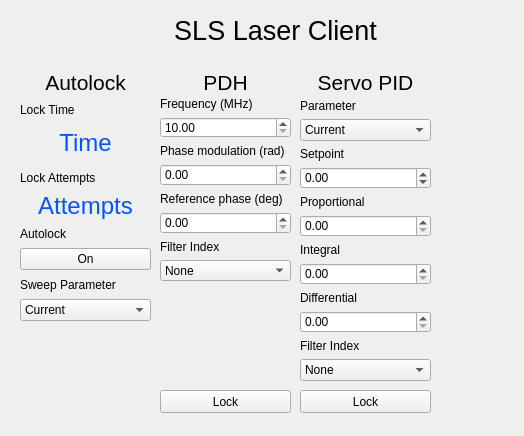
Old version of the form lib/clients/SLS_client/sls_gui.ui in the repository EGGS-Experiment/EGGS_labrad.
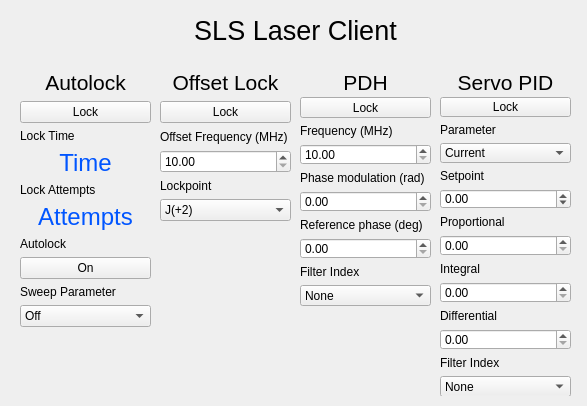
New version of the form.

Commit message: finished and fixed sls gui

```diff
--- a/lib/clients/SLS_client/sls_gui.ui
+++ b/lib/clients/SLS_client/sls_gui.ui
@@ -6,8 +6,8 @@
    <rect>
     <x>0</x>
     <y>0</y>
-    <width>524</width>
-    <height>436</height>
+    <width>587</width>
+    <height>406</height>
    </rect>
   </property>
   <property name="windowTitle">
@@ -16,7 +16,7 @@
   <widget class="QLabel" name="sls_label">
    <property name="geometry">
     <rect>
-     <x>140</x>
+     <x>160</x>
      <y>10</y>
      <width>271</width>
      <height>41</height>
@@ -26,51 +26,44 @@
     <string>&lt;html&gt;&lt;head/&gt;&lt;body&gt;&lt;p align=&quot;center&quot;&gt;&lt;span style=&quot; font-size:20pt;&quot;&gt;SLS Laser Client&lt;/span&gt;&lt;/p&gt;&lt;/body&gt;&lt;/html&gt;</string>
    </property>
   </widget>
-  <widget class="QPushButton" name="pdh_lockswitch">
-   <property name="geometry">
-    <rect>
-     <x>160</x>
-     <y>390</y>
-     <width>131</width>
-     <height>23</height>
-    </rect>
-   </property>
-   <property name="text">
-    <string>Lock</string>
-   </property>
-  </widget>
   <widget class="QWidget" name="layoutWidget">
    <property name="geometry">
     <rect>
-     <x>160</x>
+     <x>300</x>
      <y>70</y>
      <width>131</width>
-     <height>211</height>
+     <height>236</height>
     </rect>
    </property>
    <layout class="QGridLayout" name="PDH_layout">
-    <item row="8" column="1">
-     <widget class="QLabel" name="PDH_filter_label">
+    <item row="1" column="1">
+     <widget class="QLabel" name="PDH_label">
       <property name="text">
-       <string>Filter Index</string>
+       <string>&lt;html&gt;&lt;head/&gt;&lt;body&gt;&lt;p align=&quot;center&quot;&gt;&lt;span style=&quot; font-size:16pt;&quot;&gt;PDH&lt;/span&gt;&lt;/p&gt;&lt;/body&gt;&lt;/html&gt;</string>
       </property>
      </widget>
     </item>
     <item row="4" column="1">
-     <widget class="QLabel" name="PDH_phasemodulation_label">
-      <property name="text">
-       <string>Phase modulation (rad)</string>
+     <widget class="QDoubleSpinBox" name="PDH_freq">
+      <property name="minimum">
+       <double>10.000000000000000</double>
       </property>
+      <property name="maximum">
+       <double>35.000000000000000</double>
+      </property>
+      <property name="singleStep">
+       <double>0.100000000000000</double>
+      </property>
      </widget>
     </item>
-    <item row="6" column="1">
-     <widget class="QLabel" name="PDH_phaseoffset_label">
+    <item row="3" column="1">
+     <widget class="QLabel" name="PDH_freq_label">
       <property name="text">
-       <string>Reference phase (deg)</string>
+       <string>Frequency (MHz)</string>
       </property>
      </widget>
     </item>
-    <item row="9" column="1">
+    <item row="10" column="1">
      <widget class="QComboBox" name="PDH_filter">
       <item>
        <property name="text">
@@ -159,7 +152,14 @@
       </item>
      </widget>
     </item>
-    <item row="7" column="1">
+    <item row="9" column="1">
+     <widget class="QLabel" name="PDH_filter_label">
+      <property name="text">
+       <string>Filter Index</string>
+      </property>
+     </widget>
+    </item>
+    <item row="8" column="1">
      <widget class="QDoubleSpinBox" name="PDH_phaseoffset">
       <property name="maximum">
        <double>360.000000000000000</double>
@@ -170,6 +170,13 @@
      </widget>
     </item>
     <item row="5" column="1">
+     <widget class="QLabel" name="PDH_phasemodulation_label">
+      <property name="text">
+       <string>Phase modulation (rad)</string>
+      </property>
+     </widget>
+    </item>
+    <item row="6" column="1">
      <widget class="QDoubleSpinBox" name="PDH_phasemodulation">
       <property name="maximum">
        <double>3.000000000000000</double>
@@ -179,30 +186,17 @@
       </property>
      </widget>
     </item>
-    <item row="3" column="1">
-     <widget class="QDoubleSpinBox" name="PDH_freq">
-      <property name="minimum">
-       <double>10.000000000000000</double>
-      </property>
-      <property name="maximum">
-       <double>35.000000000000000</double>
-      </property>
-      <property name="singleStep">
-       <double>0.100000000000000</double>
+    <item row="7" column="1">
+     <widget class="QLabel" name="PDH_phaseoffset_label">
+      <property name="text">
+       <string>Reference phase (deg)</string>
       </property>
      </widget>
     </item>
     <item row="2" column="1">
-     <widget class="QLabel" name="PDH_freq_label">
+     <widget class="QPushButton" name="PDH_lockswitch">
       <property name="text">
-       <string>Frequency (MHz)</string>
-      </property>
-     </widget>
-    </item>
-    <item row="1" column="1">
-     <widget class="QLabel" name="PDH_label">
-      <property name="text">
-       <string>&lt;html&gt;&lt;head/&gt;&lt;body&gt;&lt;p align=&quot;center&quot;&gt;&lt;span style=&quot; font-size:16pt;&quot;&gt;PDH&lt;/span&gt;&lt;/p&gt;&lt;/body&gt;&lt;/html&gt;</string>
+       <string>Lock</string>
       </property>
      </widget>
     </item>
@@ -211,21 +205,103 @@
   <widget class="QWidget" name="layoutWidget">
    <property name="geometry">
     <rect>
-     <x>300</x>
+     <x>440</x>
      <y>70</y>
      <width>131</width>
-     <height>311</height>
+     <height>326</height>
     </rect>
    </property>
    <layout class="QGridLayout" name="servo_layout">
-    <item row="1" column="1">
-     <widget class="QLabel" name="servo_param_label">
-      <property name="text">
-       <string>Parameter</string>
-      </property>
+    <item row="18" column="1">
+     <widget class="QComboBox" name="servo_filter">
+      <item>
+       <property name="text">
+        <string>None</string>
+       </property>
+      </item>
+      <item>
+       <property name="text">
+        <string>1</string>
+       </property>
+      </item>
+      <item>
+       <property name="text">
+        <string>2</string>
+       </property>
+      </item>
+      <item>
+       <property name="text">
+        <string>3</string>
+       </property>
+      </item>
+      <item>
+       <property name="text">
+        <string>4</string>
+       </property>
+      </item>
+      <item>
+       <property name="text">
+        <string>5</string>
+       </property>
+      </item>
+      <item>
+       <property name="text">
+        <string>6</string>
+       </property>
+      </item>
+      <item>
+       <property name="text">
+        <string>7</string>
+       </property>
+      </item>
+      <item>
+       <property name="text">
+        <string>8</string>
+       </property>
+      </item>
+      <item>
+       <property name="text">
+        <string>9</string>
+       </property>
+      </item>
+      <item>
+       <property name="text">
+        <string>10</string>
+       </property>
+      </item>
+      <item>
+       <property name="text">
+        <string>11</string>
+       </property>
+      </item>
+      <item>
+       <property name="text">
+        <string>12</string>
+       </property>
+      </item>
+      <item>
+       <property name="text">
+        <string>13</string>
+       </property>
+      </item>
+      <item>
+       <property name="text">
+        <string>14</string>
+       </property>
+      </item>
+      <item>
+       <property name="text">
+        <string>15</string>
+       </property>
+      </item>
+      <item>
+       <property name="text">
+        <string>16</string>
+       </property>
+      </item>
      </widget>
     </item>
-    <item row="4" column="1">
+    <item row="5" column="1">
      <widget class="QDoubleSpinBox" name="servo_set">
       <property name="minimum">
        <double>-1000000.000000000000000</double>
@@ -235,42 +311,40 @@
       </property>
      </widget>
     </item>
-    <item row="0" column="1">
-     <widget class="QLabel" name="servo_label">
-      <property name="text">
-       <string>&lt;html&gt;&lt;head/&gt;&lt;body&gt;&lt;p align=&quot;center&quot;&gt;&lt;span style=&quot; font-size:16pt;&quot;&gt;Servo PID&lt;/span&gt;&lt;/p&gt;&lt;/body&gt;&lt;/html&gt;</string>
-      </property>
-     </widget>
-    </item>
-    <item row="12" column="1">
-     <widget class="QLabel" name="servo_d_label">
-      <property name="text">
-       <string>Differential</string>
-      </property>
-     </widget>
-    </item>
-    <item row="13" column="1">
-     <widget class="QDoubleSpinBox" name="servo_d">
-      <property name="maximum">
-       <double>10000.000000000000000</double>
-      </property>
-     </widget>
-    </item>
     <item row="10" column="1">
-     <widget class="QLabel" name="servo_i_label">
-      <property name="text">
-       <string>Integral</string>
-      </property>
-     </widget>
-    </item>
-    <item row="9" column="1">
      <widget class="QDoubleSpinBox" name="servo_p">
       <property name="maximum">
        <double>1000.000000000000000</double>
       </property>
      </widget>
     </item>
-    <item row="11" column="1">
+    <item row="3" column="1">
+     <widget class="QComboBox" name="servo_param">
+      <item>
+       <property name="text">
+        <string>Current</string>
+       </property>
+      </item>
+      <item>
+       <property name="text">
+        <string>PZT</string>
+       </property>
+      </item>
+      <item>
+       <property name="text">
+        <string>TX</string>
+       </property>
+      </item>
+     </widget>
+    </item>
+    <item row="9" column="1">
+     <widget class="QLabel" name="servo_p_label">
+      <property name="text">
+       <string>Proportional</string>
+      </property>
+     </widget>
+    </item>
+    <item row="12" column="1">
      <widget class="QDoubleSpinBox" name="servo_i">
       <property name="maximum">
        <double>1.000000000000000</double>
@@ -280,133 +354,60 @@
       </property>
      </widget>
     </item>
+    <item row="11" column="1">
+     <widget class="QLabel" name="servo_i_label">
+      <property name="text">
+       <string>Integral</string>
+      </property>
+     </widget>
+    </item>
+    <item row="2" column="1">
+     <widget class="QLabel" name="servo_param_label">
+      <property name="text">
+       <string>Parameter</string>
+      </property>
+     </widget>
+    </item>
     <item row="17" column="1">
-     <widget class="QComboBox" name="servo_filter">
-      <item>
-       <property name="text">
-        <string>None</string>
-       </property>
-      </item>
-      <item>
-       <property name="text">
-        <string>1</string>
-       </property>
-      </item>
-      <item>
-       <property name="text">
-        <string>2</string>
-       </property>
-      </item>
-      <item>
-       <property name="text">
-        <string>3</string>
-       </property>
-      </item>
-      <item>
-       <property name="text">
-        <string>4</string>
-       </property>
-      </item>
-      <item>
-       <property name="text">
-        <string>5</string>
-       </property>
-      </item>
-      <item>
-       <property name="text">
-        <string>6</string>
-       </property>
-      </item>
-      <item>
-       <property name="text">
-        <string>7</string>
-       </property>
-      </item>
-      <item>
-       <property name="text">
-        <string>8</string>
-       </property>
-      </item>
-      <item>
-       <property name="text">
-        <string>9</string>
-       </property>
-      </item>
-      <item>
-       <property name="text">
-        <string>10</string>
-       </property>
-      </item>
-      <item>
-       <property name="text">
-        <string>11</string>
-       </property>
-      </item>
-      <item>
-       <property name="text">
-        <string>12</string>
-       </property>
-      </item>
-      <item>
-       <property name="text">
-        <string>13</string>
-       </property>
-      </item>
-      <item>
-       <property name="text">
-        <string>14</string>
-       </property>
-      </item>
-      <item>
-       <property name="text">
-        <string>15</string>
-       </property>
-      </item>
-      <item>
-       <property name="text">
-        <string>16</string>
-       </property>
-      </item>
-     </widget>
-    </item>
-    <item row="8" column="1">
-     <widget class="QLabel" name="servo_p_label">
-      <property name="text">
-       <string>Proportional</string>
-      </property>
-     </widget>
-    </item>
-    <item row="16" column="1">
      <widget class="QLabel" name="servo_filter_label">
       <property name="text">
        <string>Filter Index</string>
       </property>
      </widget>
     </item>
-    <item row="3" column="1">
+    <item row="0" column="1">
+     <widget class="QLabel" name="servo_label">
+      <property name="text">
+       <string>&lt;html&gt;&lt;head/&gt;&lt;body&gt;&lt;p align=&quot;center&quot;&gt;&lt;span style=&quot; font-size:16pt;&quot;&gt;Servo PID&lt;/span&gt;&lt;/p&gt;&lt;/body&gt;&lt;/html&gt;</string>
+      </property>
+     </widget>
+    </item>
+    <item row="13" column="1">
+     <widget class="QLabel" name="servo_d_label">
+      <property name="text">
+       <string>Differential</string>
+      </property>
+     </widget>
+    </item>
+    <item row="4" column="1">
      <widget class="QLabel" name="servo_set_label">
       <property name="text">
        <string>Setpoint</string>
       </property>
      </widget>
     </item>
-    <item row="2" column="1">
-     <widget class="QComboBox" name="servo_param">
-      <item>
-       <property name="text">
-        <string>Current</string>
-       </property>
-      </item>
-      <item>
-       <property name="text">
-        <string>PZT</string>
-       </property>
-      </item>
-      <item>
-       <property name="text">
-        <string>TX</string>
-       </property>
-      </item>
+    <item row="14" column="1">
+     <widget class="QDoubleSpinBox" name="servo_d">
+      <property name="maximum">
+       <double>10000.000000000000000</double>
+      </property>
+     </widget>
+    </item>
+    <item row="1" column="1">
+     <widget class="QPushButton" name="servo_lockswitch">
+      <property name="text">
+       <string>Lock</string>
+      </property>
      </widget>
     </item>
    </layout>
@@ -417,36 +418,29 @@
      <x>20</x>
      <y>70</y>
      <width>131</width>
-     <height>251</height>
+     <height>257</height>
     </rect>
    </property>
    <layout class="QGridLayout" name="autolock_layout">
-    <item row="1" column="1">
-     <widget class="QLabel" name="autolock_time_label">
-      <property name="text">
-       <string>Lock Time</string>
-      </property>
-     </widget>
-    </item>
-    <item row="8" column="1">
-     <widget class="QLabel" name="PDH_phasemodulation_label_4">
+    <item row="9" column="1">
+     <widget class="QLabel" name="autolock_param_label">
       <property name="text">
        <string>Sweep Parameter</string>
       </property>
      </widget>
     </item>
-    <item row="2" column="1" rowspan="2">
+    <item row="3" column="1" rowspan="2">
      <widget class="QLabel" name="autolock_time">
       <property name="text">
        <string>&lt;html&gt;&lt;head/&gt;&lt;body&gt;&lt;p align=&quot;center&quot;&gt;&lt;span style=&quot; font-size:18pt; color:#0055ff;&quot;&gt;Time&lt;/span&gt;&lt;/p&gt;&lt;/body&gt;&lt;/html&gt;</string>
       </property>
      </widget>
     </item>
-    <item row="9" column="1">
+    <item row="10" column="1">
      <widget class="QComboBox" name="autolock_param">
       <item>
        <property name="text">
-        <string>Current</string>
+        <string>Off</string>
        </property>
       </item>
       <item>
@@ -461,55 +455,138 @@
       </item>
      </widget>
     </item>
+    <item row="2" column="1">
+     <widget class="QLabel" name="autolock_time_label">
+      <property name="text">
+       <string>Lock Time</string>
+      </property>
+     </widget>
+    </item>
+    <item row="0" column="1">
+     <widget class="QLabel" name="autolock_label">
+      <property name="text">
+       <string>&lt;html&gt;&lt;head/&gt;&lt;body&gt;&lt;p align=&quot;center&quot;&gt;&lt;span style=&quot; font-size:16pt;&quot;&gt;Autolock&lt;/span&gt;&lt;/p&gt;&lt;/body&gt;&lt;/html&gt;</string>
+      </property>
+     </widget>
+    </item>
     <item row="7" column="1">
-     <widget class="QPushButton" name="autolock_toggle">
-      <property name="text">
-       <string>On</string>
-      </property>
-     </widget>
-    </item>
-    <item row="6" column="1">
      <widget class="QLabel" name="autolock_toggle_label">
       <property name="text">
        <string>Autolock</string>
       </property>
      </widget>
     </item>
-    <item row="5" column="1">
+    <item row="6" column="1">
      <widget class="QLabel" name="autolock_attempts">
       <property name="text">
        <string>&lt;html&gt;&lt;head/&gt;&lt;body&gt;&lt;p align=&quot;center&quot;&gt;&lt;span style=&quot; font-size:18pt; color:#0055ff;&quot;&gt;Attempts&lt;/span&gt;&lt;/p&gt;&lt;/body&gt;&lt;/html&gt;</string>
       </property>
      </widget>
     </item>
-    <item row="4" column="1">
+    <item row="5" column="1">
      <widget class="QLabel" name="autolock_attempts_label">
       <property name="text">
        <string>Lock Attempts</string>
       </property>
      </widget>
     </item>
-    <item row="0" column="1">
-     <widget class="QLabel" name="autolock_label">
+    <item row="8" column="1">
+     <widget class="QPushButton" name="autolock_toggle">
       <property name="text">
-       <string>&lt;html&gt;&lt;head/&gt;&lt;body&gt;&lt;p align=&quot;center&quot;&gt;&lt;span style=&quot; font-size:16pt;&quot;&gt;Autolock&lt;/span&gt;&lt;/p&gt;&lt;/body&gt;&lt;/html&gt;</string>
+       <string>On</string>
+      </property>
+     </widget>
+    </item>
+    <item row="1" column="1">
+     <widget class="QPushButton" name="autolock_lockswitch">
+      <property name="text">
+       <string>Lock</string>
       </property>
      </widget>
     </item>
    </layout>
   </widget>
-  <widget class="QPushButton" name="servo_lockswitch">
+  <widget class="QWidget" name="layoutWidget_2">
    <property name="geometry">
     <rect>
-     <x>300</x>
-     <y>390</y>
+     <x>160</x>
+     <y>70</y>
      <width>131</width>
-     <height>23</height>
+     <height>151</height>
     </rect>
    </property>
-   <property name="text">
-    <string>Lock</string>
-   </property>
+   <layout class="QGridLayout" name="off_layout">
+    <item row="5" column="1">
+     <widget class="QLabel" name="off_lockpoint_label">
+      <property name="text">
+       <string>Lockpoint</string>
+      </property>
+     </widget>
+    </item>
+    <item row="1" column="1">
+     <widget class="QLabel" name="off_label">
+      <property name="text">
+       <string>&lt;html&gt;&lt;head/&gt;&lt;body&gt;&lt;p align=&quot;center&quot;&gt;&lt;span style=&quot; font-size:16pt;&quot;&gt;Offset Lock&lt;/span&gt;&lt;/p&gt;&lt;/body&gt;&lt;/html&gt;</string>
+      </property>
+     </widget>
+    </item>
+    <item row="3" column="1">
+     <widget class="QLabel" name="off_freq_label">
+      <property name="text">
+       <string>Offset Frequency (MHz)</string>
+      </property>
+     </widget>
+    </item>
+    <item row="4" column="1">
+     <widget class="QDoubleSpinBox" name="off_freq">
+      <property name="minimum">
+       <double>10.000000000000000</double>
+      </property>
+      <property name="maximum">
+       <double>35.000000000000000</double>
+      </property>
+      <property name="singleStep">
+       <double>0.100000000000000</double>
+      </property>
+     </widget>
+    </item>
+    <item row="2" column="1">
+     <widget class="QPushButton" name="off_lockswitch">
+      <property name="text">
+       <string>Lock</string>
+      </property>
+     </widget>
+    </item>
+    <item row="6" column="1">
+     <widget class="QComboBox" name="off_lockpoint">
+      <item>
+       <property name="text">
+        <string>J(+2)</string>
+       </property>
+      </item>
+      <item>
+       <property name="text">
+        <string>J(+1)</string>
+       </property>
+      </item>
+      <item>
+       <property name="text">
+        <string>Resonance</string>
+       </property>
+      </item>
+      <item>
+       <property name="text">
+        <string>J(-1)</string>
+       </property>
+      </item>
+      <item>
+       <property name="text">
+        <string>J(-2)</string>
+       </property>
+      </item>
+     </widget>
+    </item>
+   </layout>
   </widget>
  </widget>
  <resources/>
```
Left out of the diff: 4 changed lines with no effect on the pictures. The commit also changes 4 other files.
